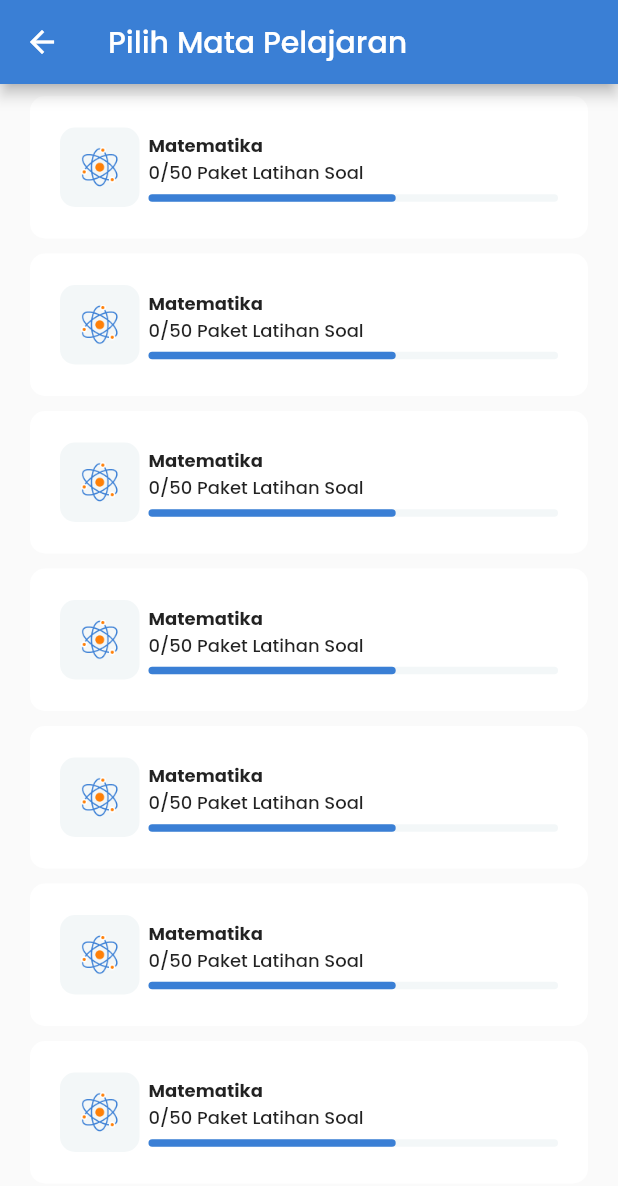
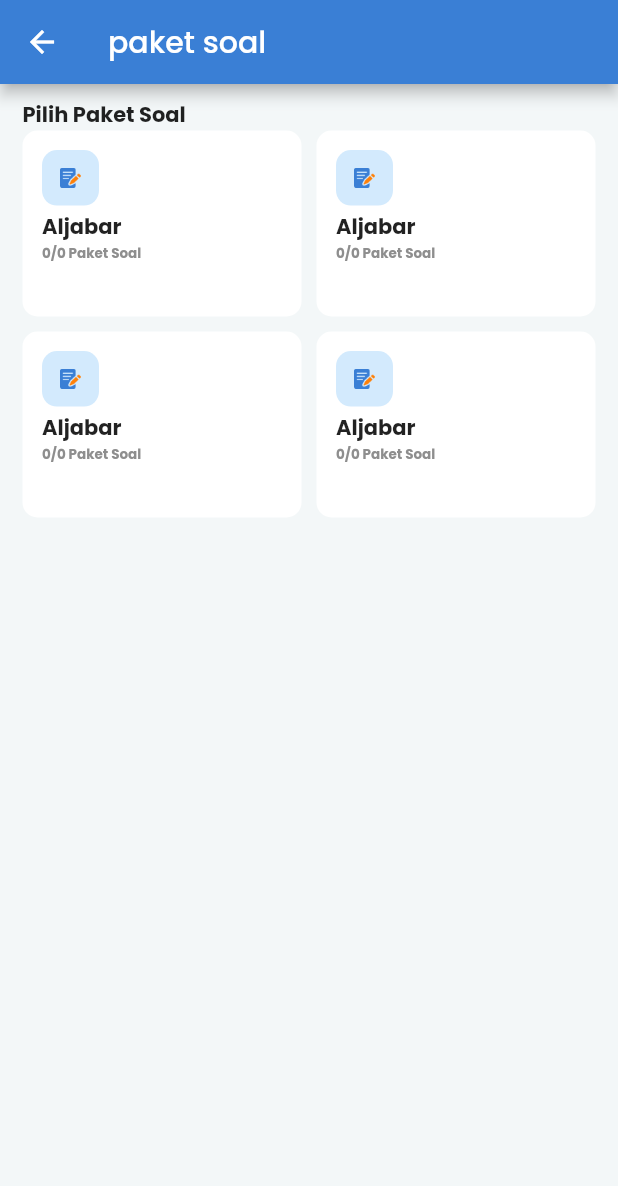
Before and after one commit to Nashci96/Muhammad_Ichsan_Tugas_FP_Learning_App_Edspert, a Flutter app: the MapelPage screen opened by its route, after a tap on "Matematika", on a phone screen of 412 x 824 dp. Shown: the top 1186 px of the screen. Run offline on Flutter 3.47's test engine with Material 2 defaults, Android fonts, the phone set to English and light mode, and no system bars; our stand-ins replace firebase_core, google_fonts; accounts and stored records are empty.

Commit message:
Pembuatan Halaman Paket Soal

```diff
--- a/lib/constants/R/assets.dart
+++ b/lib/constants/R/assets.dart
@@ -9,6 +9,7 @@
   String imgUser   = "assets/ic_avatar.png";
   String imgHome   = "assets/img_home.png";
   String icAtom   = "assets/ic_atom.png";
+  String icNote   = "assets/ic_note.png";
   String bannerHome   = "assets/img_banner.png";
   // String imgProfile = "assets/auth/ic_home.png";
 }
--- a/lib/main.dart
+++ b/lib/main.dart
@@ -1,6 +1,7 @@
 import 'package:flutter/material.dart';
 import 'package:flutter_edspert_fp_learning_app/view/login_page.dart';
 import 'package:flutter_edspert_fp_learning_app/view/main/latihan_soal/mapel_page.dart';
+import 'package:flutter_edspert_fp_learning_app/view/main/latihan_soal/paket_soal_page.dart';
 import 'package:flutter_edspert_fp_learning_app/view/main_page.dart';
 import 'package:flutter_edspert_fp_learning_app/view/register_page.dart';
 import 'package:flutter_edspert_fp_learning_app/view/splash_screen.dart';
@@ -44,6 +45,7 @@
         RegisterPage.route:(context) => const RegisterPage(),
         MainPage.route:(context) => const MainPage(),
         MapelPage.route:(context) => const MapelPage(),
+        PaketSoalPage.route:(context) => const PaketSoalPage(),
       },
     );
   }
--- a/lib/view/main/latihan_soal/mapel_page.dart
+++ b/lib/view/main/latihan_soal/mapel_page.dart
@@ -2,6 +2,7 @@
 import 'package:flutter/src/foundation/key.dart';
 import 'package:flutter/src/widgets/framework.dart';
 import 'package:flutter_edspert_fp_learning_app/view/main/latihan_soal/home_page.dart';
+import 'package:flutter_edspert_fp_learning_app/view/main/latihan_soal/paket_soal_page.dart';
 
 class MapelPage extends StatelessWidget {
   const MapelPage({Key? key}) : super(key: key);
@@ -21,7 +22,7 @@
         child: ListView.builder(itemBuilder: (context, index){
           return GestureDetector(
             onTap: (){
-
+              Navigator.of(context).pushNamed(PaketSoalPage.route);
             },
             child: MapelWIdget());
         }),
--- /dev/null
+++ b/lib/view/main/latihan_soal/paket_soal_page.dart
@@ -0,0 +1,105 @@
+import 'package:flutter/material.dart';
+import 'package:flutter/src/foundation/key.dart';
+import 'package:flutter/src/widgets/framework.dart';
+
+import '../../../constants/r.dart';
+
+class PaketSoalPage extends StatefulWidget {
+  const PaketSoalPage({Key? key}) : super(key: key);
+  static String route = "paket_soal_page";
+
+  @override
+  State<PaketSoalPage> createState() => _PaketSoalPageState();
+}
+
+class _PaketSoalPageState extends State<PaketSoalPage> {
+  @override
+  Widget build(BuildContext context) {
+    return Scaffold(
+      backgroundColor: R.colors.grey,
+      appBar: AppBar(
+        title: Text("paket soal"),
+      ),
+      body: Padding(
+        padding: const EdgeInsets.symmetric(
+          horizontal: 15.0,
+          vertical: 10,),
+        child: Column(
+          crossAxisAlignment: CrossAxisAlignment.start,
+          children: [
+            Text(
+              "Pilih Paket Soal",
+              style: TextStyle(
+                fontWeight: FontWeight.bold,
+              ),
+            ),
+            Expanded(
+              child: GridView.count(
+                mainAxisSpacing: 10,
+                crossAxisSpacing: 10,
+                crossAxisCount: 2,
+                childAspectRatio: 3/2,
+                children: [
+                  PaketSoalWidget(),
+                  PaketSoalWidget(),
+                  PaketSoalWidget(),
+                  PaketSoalWidget(),
+                ],
+                ),
+            ),
+          ],
+        ),
+      ),
+    );
+
+  }
+}
+
+class PaketSoalWidget extends StatelessWidget {
+  const PaketSoalWidget({
+    Key? key,
+  }) : super(key: key);
+
+  @override
+  Widget build(BuildContext context) {
+    return Container(
+      decoration: BoxDecoration(
+              borderRadius: BorderRadius.circular(10),
+              color: Colors.white,
+            ),
+      padding: const EdgeInsets.all(13.0),
+      // margin: const EdgeInsets.all(13.0),
+      child: Column(
+        crossAxisAlignment: CrossAxisAlignment.start,
+        children: [
+          Container(
+            decoration: BoxDecoration(
+              borderRadius: BorderRadius.circular(10),
+              color: Colors.blue.withOpacity(0.2),
+            ),
+            padding: EdgeInsets.all(12),
+            child: Image.asset(
+              R.assets.icNote,
+              width: 14,
+              ),
+          ),
+          SizedBox(height: 4,),
+          Text(
+            "Aljabar",
+            style: TextStyle(
+              fontWeight: FontWeight.bold,
+            ),
+          ),
+          Text(
+            "0/0 Paket Soal",
+            style: TextStyle(
+              fontWeight: FontWeight.bold,
+              fontSize: 9,
+              color: R.colors.greySubtitleHome,
+            ),
+            ),
+        ],
+      ),
+    );
+  }
+}
```
